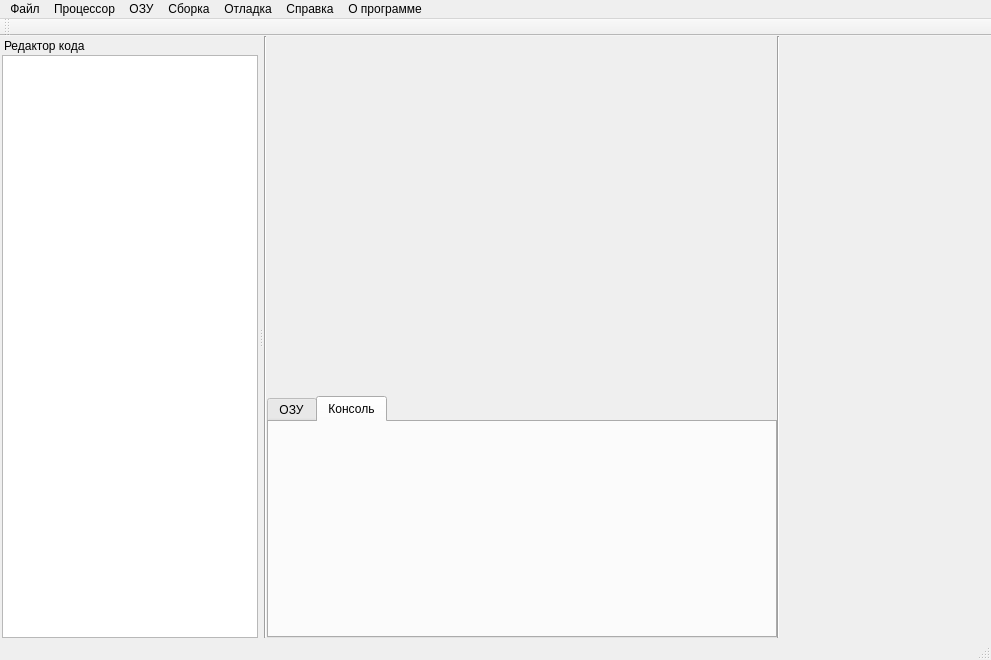
Before: the Qt Designer form mainwindow.ui in Buvaluy/VirtualMachine, drawn with Qt 5.
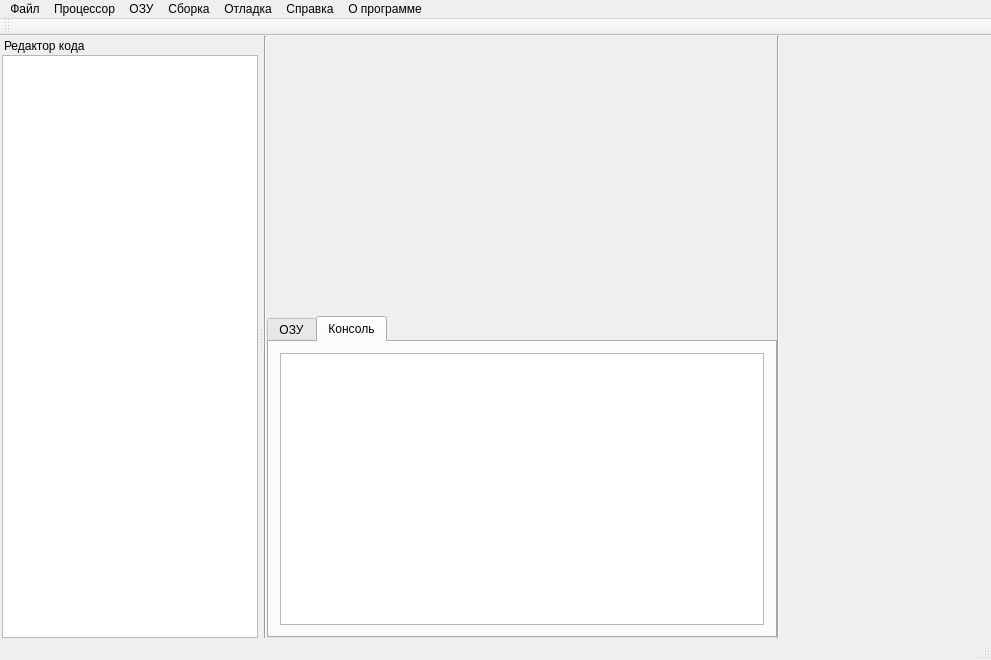
After: the same form once the commit is applied. The open tabs and pages were chosen to show the change.

Diff of the .ui file:
```diff
--- a/mainwindow.ui
+++ b/mainwindow.ui
@@ -46,14 +46,14 @@
        <widget class="QWidget" name="widget_2" native="true">
         <property name="minimumSize">
          <size>
-          <width>500</width>
-          <height>0</height>
+          <width>510</width>
+          <height>280</height>
          </size>
         </property>
         <property name="maximumSize">
          <size>
-          <width>500</width>
-          <height>16777215</height>
+          <width>510</width>
+          <height>280</height>
          </size>
         </property>
         <layout class="QVBoxLayout" name="verticalLayout_2">
@@ -76,14 +76,14 @@
           <widget class="QWidget" name="widget" native="true">
            <property name="minimumSize">
             <size>
-             <width>500</width>
-             <height>360</height>
+             <width>510</width>
+             <height>280</height>
             </size>
            </property>
            <property name="maximumSize">
             <size>
-             <width>500</width>
-             <height>360</height>
+             <width>510</width>
+             <height>280</height>
             </size>
            </property>
            <layout class="QVBoxLayout" name="verticalLayout_4">
@@ -123,6 +123,12 @@
           <height>0</height>
          </size>
         </property>
+        <property name="maximumSize">
+         <size>
+          <width>510</width>
+          <height>16777215</height>
+         </size>
+        </property>
         <property name="currentIndex">
          <number>0</number>
         </property>
@@ -180,6 +186,11 @@
          <attribute name="title">
           <string>Консоль</string>
          </attribute>
+         <layout class="QVBoxLayout" name="verticalLayout_7">
+          <item>
+           <widget class="QTextEdit" name="consoleOut"/>
+          </item>
+         </layout>
         </widget>
        </widget>
       </item>
```
Left out of the diff: 2 changed lines with no effect on the pictures.
